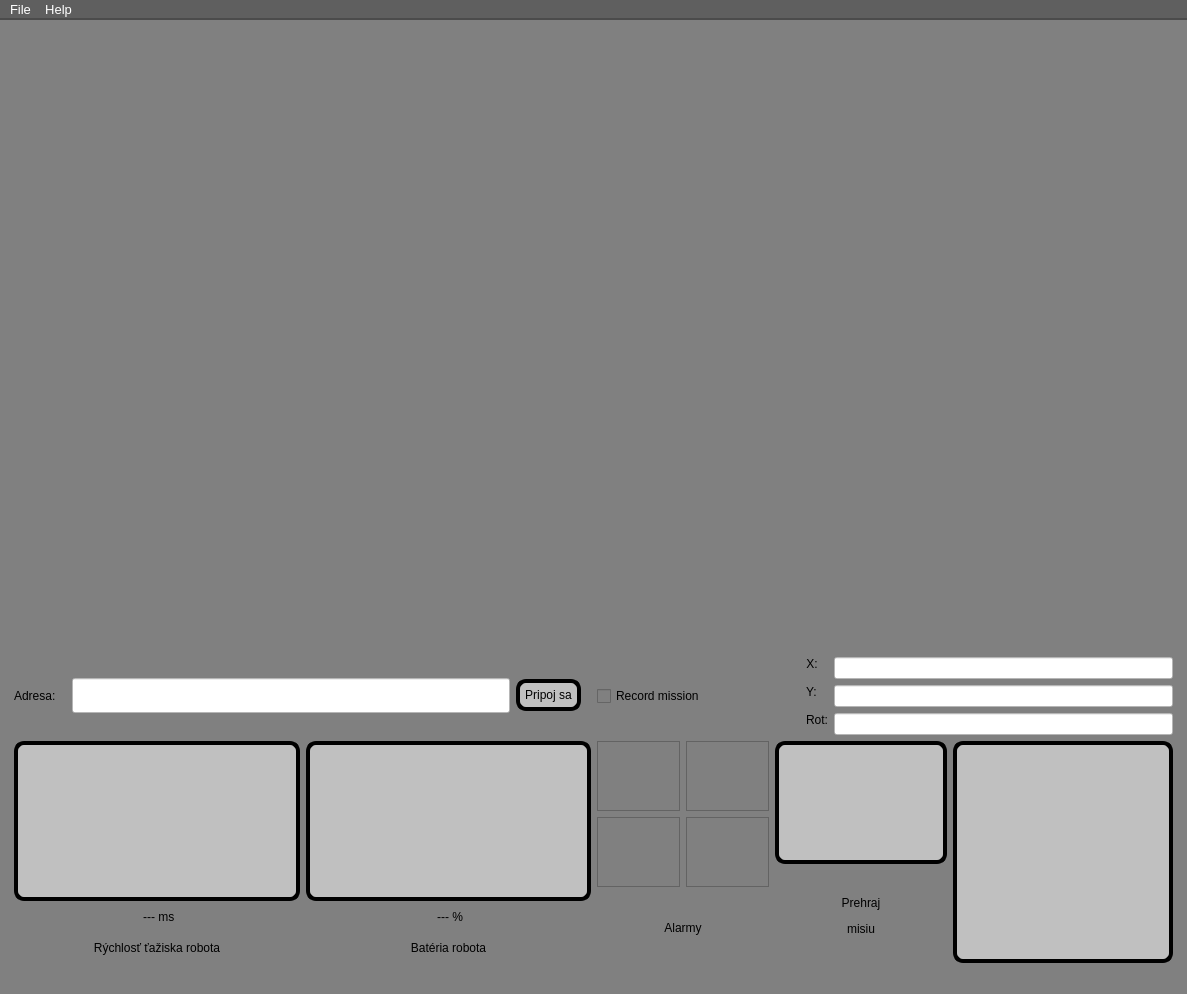
First picture: the form in robotGUI/mainwindow.ui, repository Samwise101/robotHMI, before the edit.
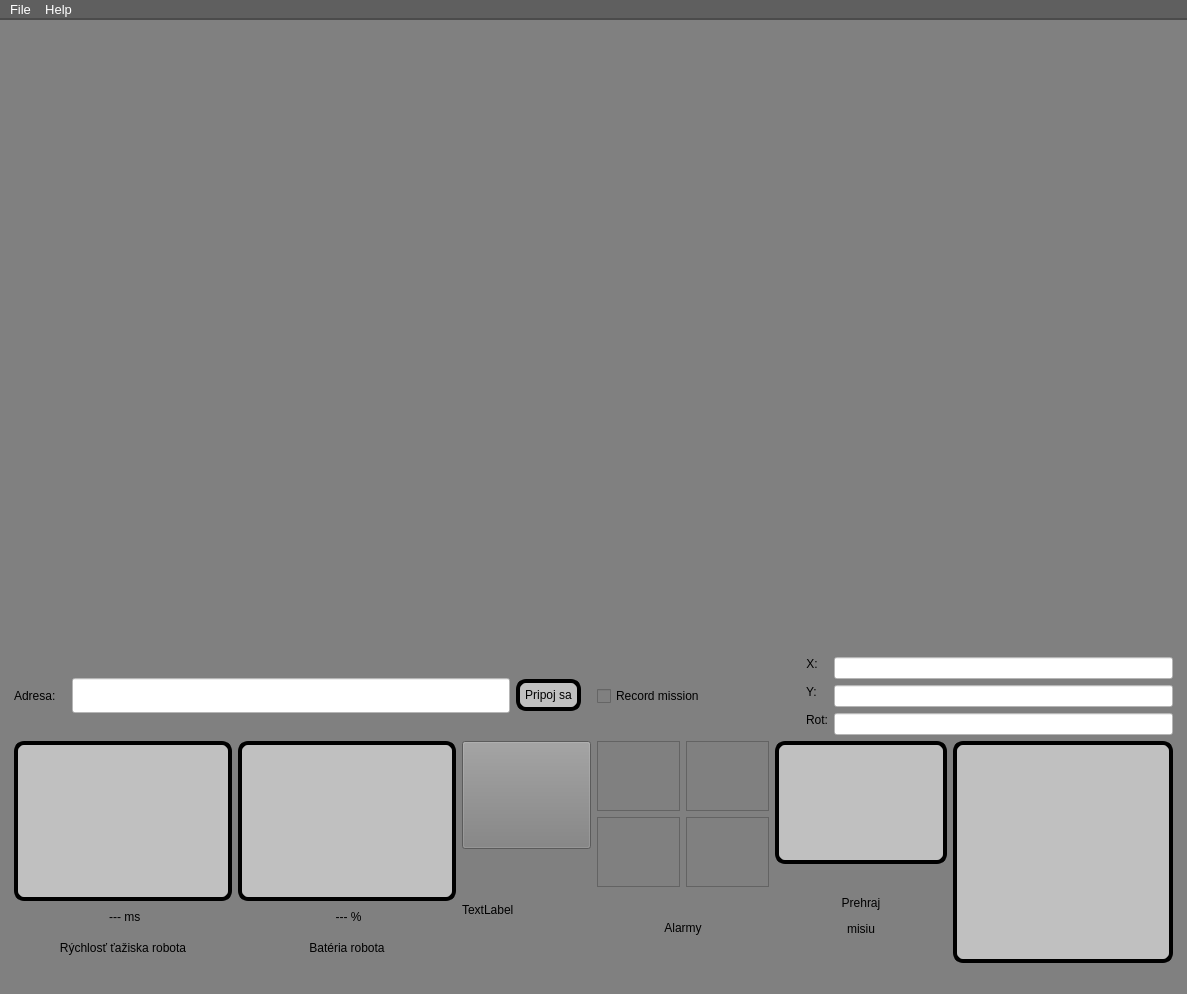
Second picture: the form after the edit. Icons and pictures are not drawn.

```diff
--- a/robotGUI/mainwindow.ui
+++ b/robotGUI/mainwindow.ui
@@ -672,6 +672,33 @@
         </item>
        </layout>
       </item>
+      <item>
+       <layout class="QVBoxLayout" name="verticalLayout_6" stretch="0,0">
+        <property name="spacing">
+         <number>7</number>
+        </property>
+        <item>
+         <widget class="QPushButton" name="pushButton">
+          <property name="sizePolicy">
+           <sizepolicy hsizetype="Minimum" vsizetype="Minimum">
+            <horstretch>0</horstretch>
+            <verstretch>0</verstretch>
+           </sizepolicy>
+          </property>
+          <property name="text">
+           <string/>
+          </property>
+         </widget>
+        </item>
+        <item>
+         <widget class="QLabel" name="label_11">
+          <property name="text">
+           <string>TextLabel</string>
+          </property>
+         </widget>
+        </item>
+       </layout>
+      </item>
      </layout>
     </item>
    </layout>
```
Left out of the diff: 2 changed lines with no effect on the pictures.
